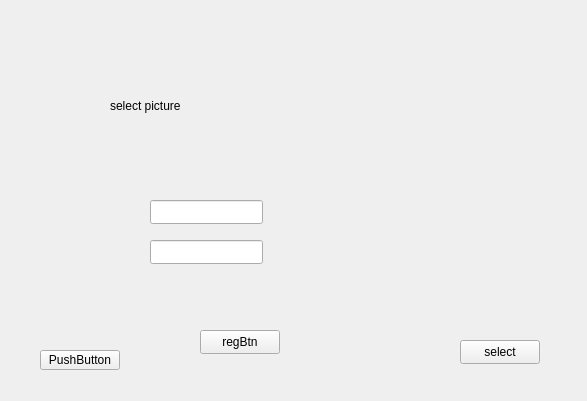
First picture: the form in MyQQ_version/MyQQ_version/LoginAndRegister/regist.ui, repository iamzhubaoliang/QT_learn, before the edit.
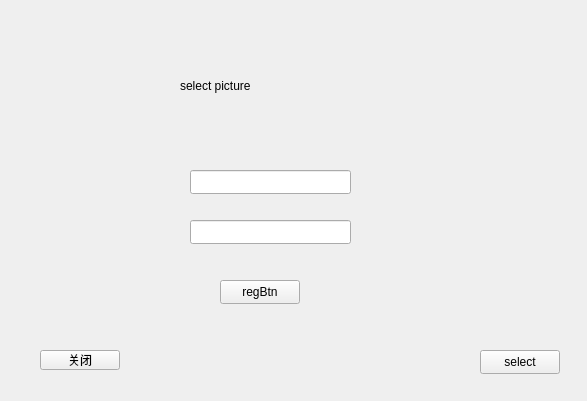
Second picture: the form after the edit.

```diff
--- a/MyQQ_version/MyQQ_version/LoginAndRegister/regist.ui
+++ b/MyQQ_version/MyQQ_version/LoginAndRegister/regist.ui
@@ -23,14 +23,14 @@
     </rect>
    </property>
    <property name="text">
-    <string>PushButton</string>
+    <string>关闭</string>
    </property>
   </widget>
   <widget class="QLabel" name="picture">
    <property name="geometry">
     <rect>
-     <x>110</x>
-     <y>50</y>
+     <x>180</x>
+     <y>30</y>
      <width>161</width>
      <height>111</height>
     </rect>
@@ -42,8 +42,8 @@
   <widget class="QPushButton" name="selectBtn">
    <property name="geometry">
     <rect>
-     <x>460</x>
-     <y>340</y>
+     <x>480</x>
+     <y>350</y>
      <width>80</width>
      <height>24</height>
     </rect>
@@ -55,9 +55,9 @@
   <widget class="QLineEdit" name="username">
    <property name="geometry">
     <rect>
-     <x>150</x>
-     <y>200</y>
-     <width>113</width>
+     <x>190</x>
+     <y>170</y>
+     <width>161</width>
      <height>24</height>
     </rect>
    </property>
@@ -65,9 +65,9 @@
   <widget class="QLineEdit" name="password">
    <property name="geometry">
     <rect>
-     <x>150</x>
-     <y>240</y>
-     <width>113</width>
+     <x>190</x>
+     <y>220</y>
+     <width>161</width>
      <height>24</height>
     </rect>
    </property>
@@ -75,8 +75,8 @@
   <widget class="QPushButton" name="regBtn">
    <property name="geometry">
     <rect>
-     <x>200</x>
-     <y>330</y>
+     <x>220</x>
+     <y>280</y>
      <width>80</width>
      <height>24</height>
     </rect>
```
